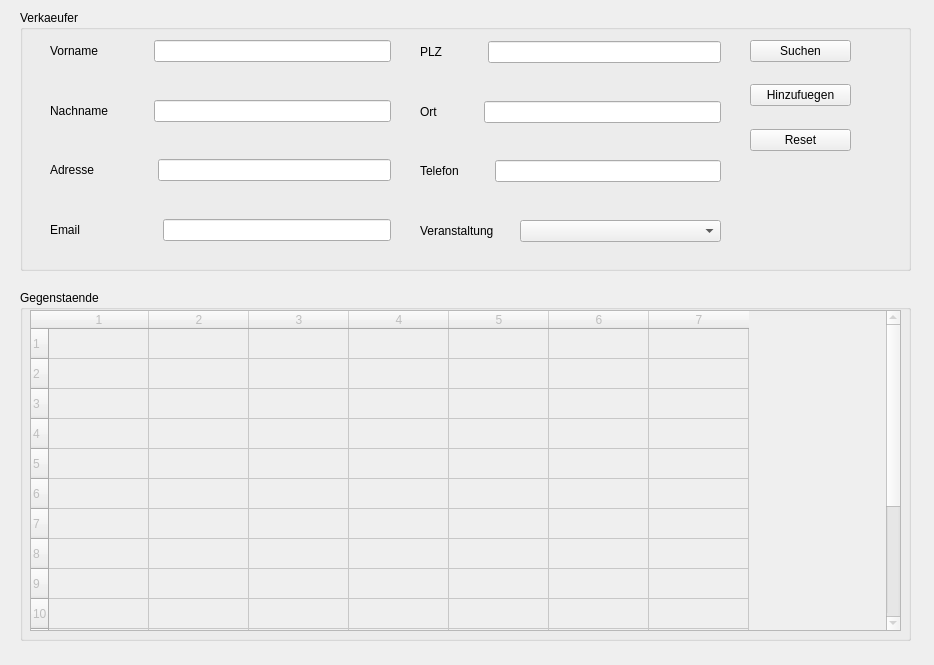
Above: iBasar/sellerregistrationwidget.ui from hoihrig/iBasar before the change. Below: the same form after it.
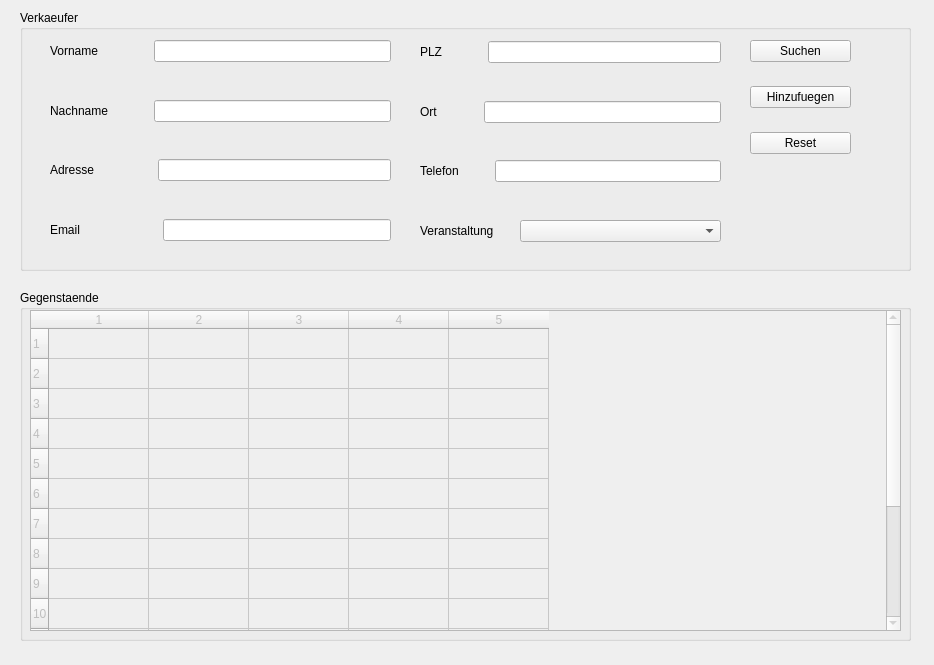
That is the form after the change.

Diff of the .ui file:
```diff
--- a/iBasar/sellerregistrationwidget.ui
+++ b/iBasar/sellerregistrationwidget.ui
@@ -25,7 +25,7 @@
    <property name="title">
     <string>Verkaeufer</string>
    </property>
-   <widget class="QWidget" name="">
+   <widget class="QWidget" name="layoutWidget">
     <property name="geometry">
      <rect>
       <x>30</x>
@@ -242,13 +242,13 @@
      </item>
     </layout>
    </widget>
-   <widget class="QWidget" name="">
+   <widget class="QWidget" name="layoutWidget">
     <property name="geometry">
      <rect>
       <x>730</x>
       <y>30</y>
       <width>101</width>
-      <height>111</height>
+      <height>114</height>
      </rect>
     </property>
     <layout class="QVBoxLayout" name="verticalLayout_3">
@@ -301,7 +301,7 @@
      </item>
     </layout>
    </widget>
-   <widget class="QWidget" name="">
+   <widget class="QWidget" name="layoutWidget">
     <property name="geometry">
      <rect>
       <x>400</x>
@@ -535,7 +535,7 @@
      <number>16</number>
     </property>
     <property name="columnCount">
-     <number>7</number>
+     <number>5</number>
     </property>
     <row/>
     <row/>
@@ -558,8 +558,6 @@
     <column/>
     <column/>
     <column/>
-    <column/>
-    <column/>
    </widget>
   </widget>
   <zorder>namelbl</zorder>
```
Left out of the diff: 30 changed lines with no effect on the pictures.
